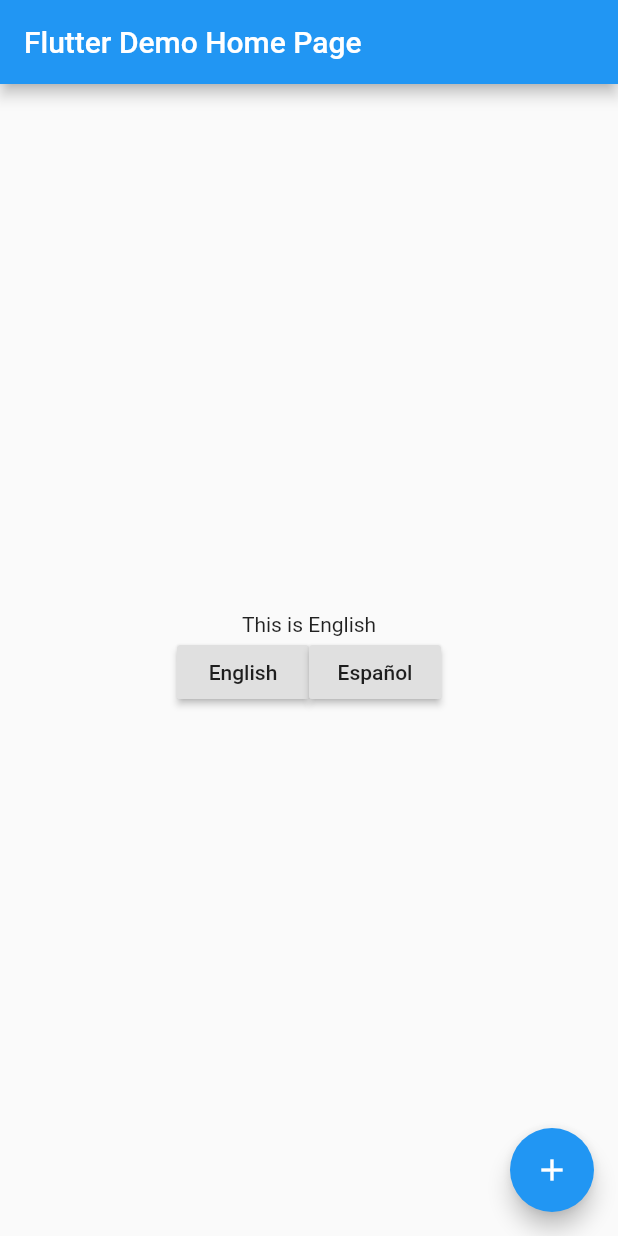
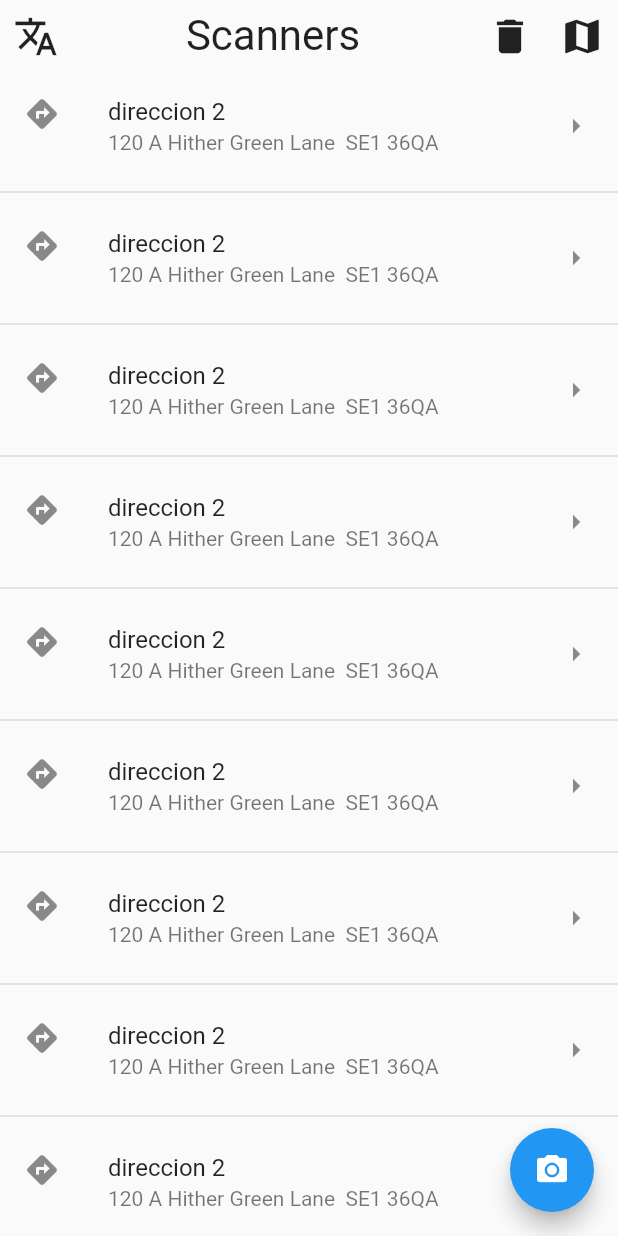
Before and after one commit to lrlucas/flutter_i18n, a Flutter app: the screen it shows after launch, on a phone screen of 412 x 824 dp. Run offline on Flutter 3.47's test engine with Material 2 defaults, Android fonts, the phone set to English and light mode, and no system bars; our stand-ins replace shared_preferences.

Commit message:
added new home page

```diff
--- a/lib/main.dart
+++ b/lib/main.dart
@@ -1,5 +1,8 @@
+import 'dart:ui';
+
 import 'package:flutter/material.dart';
 import 'package:flutter_app_i18n/app_localizations.dart';
+import 'package:flutter_app_i18n/widgets/custom_appbar.dart';
 import 'package:flutter_localizations/flutter_localizations.dart';
 import 'package:provider/provider.dart';
 
@@ -28,6 +31,7 @@ class MyApp extends StatelessWidget {
       create: (_) => appLanguage,
       child: Consumer<AppLanguage>(builder: (context, model, child) {
         return  MaterialApp(
+          debugShowCheckedModeBanner: false,
           title: 'Flutter Demo',
           locale: model.appLocal,
           supportedLocales: [
@@ -43,6 +47,7 @@ class MyApp extends StatelessWidget {
           theme: ThemeData(
             primarySwatch: Colors.blue,
             visualDensity: VisualDensity.adaptivePlatformDensity,
+            splashFactory: InkRipple.splashFactory
           ),
           home: MyHomePage(title: 'Flutter Demo Home Page'),
         );
@@ -74,41 +79,157 @@ class _MyHomePageState extends State<MyHomePage> {
     // language provider
     var appLanguage = Provider.of<AppLanguage>(context);
     return Scaffold(
-      appBar: AppBar(
-
-        title: Text(widget.title),
+      // appBar: AppBar(
+      //   leading: IconButton(
+      //     icon: Icon(Icons.translate),
+      //       onPressed: () {}
+      //   ),
+      //   actions: [
+      //     IconButton(
+      //       icon: Icon(Icons.delete),
+      //       onPressed: () {},
+      //     ),
+      //     IconButton(
+      //       icon: Icon(Icons.map),
+      //       onPressed: () {},
+      //     )
+      //   ],
+      // ),
+      // body: Center(
+      //   child: Column(
+      //     mainAxisAlignment: MainAxisAlignment.center,
+      //     children: <Widget>[
+      //       Text(
+      //         AppLocalizations.of(context).translate('principal_title'),
+      //       ),
+      //       Row(
+      //         mainAxisAlignment: MainAxisAlignment.center,
+      //         children: [
+      //           RaisedButton(
+      //             child: Text("English"),
+      //             onPressed: () {
+      //               appLanguage.changeLanguage(Locale("en"));
+      //             },
+      //           ),
+      //           RaisedButton(
+      //             child: Text("Español"),
+      //             onPressed: () {
+      //               appLanguage.changeLanguage(Locale("es"));
+      //             },
+      //           ),
+      //         ],
+      //       )
+      //     ],
+      //   ),
+      // ),
+      body: Column(
+        children: [
+          CustomAppBar(),
+          Expanded(
+            child: Center(
+              child: ListView(
+                physics: BouncingScrollPhysics(),
+                children: [
+                  ListTile(
+                    leading: Icon(Icons.directions),
+                    title: Text("direccion 2"),
+                    subtitle: Text("120 A Hither Green Lane  SE1 36QA"),
+                    trailing: Icon(Icons.arrow_right),
+                    onTap: () {},
                   ),
-      body: Center(
-        child: Column(
-          mainAxisAlignment: MainAxisAlignment.center,
-          children: <Widget>[
-            Text(
-              AppLocalizations.of(context).translate('principal_title'),
+                  Divider(
+                    thickness: 1,
                   ),
-            Row(
-              mainAxisAlignment: MainAxisAlignment.center,
-              children: [
-                RaisedButton(
-                  child: Text("English"),
-                  onPressed: () {
-                    appLanguage.changeLanguage(Locale("en"));
-                  },
+                  ListTile(
+                    leading: Icon(Icons.directions),
+                    title: Text("direccion 2"),
+                    subtitle: Text("120 A Hither Green Lane  SE1 36QA"),
+                    trailing: Icon(Icons.arrow_right),
+                    onTap: () {},
                   ),
-                RaisedButton(
-                  child: Text("Español"),
-                  onPressed: () {
-                    appLanguage.changeLanguage(Locale("es"));
-                  },
+                  Divider(
+                    thickness: 1,
+                  ),
+                  ListTile(
+                    leading: Icon(Icons.directions),
+                    title: Text("direccion 2"),
+                    subtitle: Text("120 A Hither Green Lane  SE1 36QA"),
+                    trailing: Icon(Icons.arrow_right),
+                    onTap: () {},
+                  ),
+                  Divider(
+                    thickness: 1,
+                  ),
+                  ListTile(
+                    leading: Icon(Icons.directions),
+                    title: Text("direccion 2"),
+                    subtitle: Text("120 A Hither Green Lane  SE1 36QA"),
+                    trailing: Icon(Icons.arrow_right),
+                    onTap: () {},
+                  ),
+                  Divider(
+                    thickness: 1,
+                  ),
+                  ListTile(
+                    leading: Icon(Icons.directions),
+                    title: Text("direccion 2"),
+                    subtitle: Text("120 A Hither Green Lane  SE1 36QA"),
+                    trailing: Icon(Icons.arrow_right),
+                    onTap: () {},
+                  ),
+                  Divider(
+                    thickness: 1,
+                  ),
+                  ListTile(
+                    leading: Icon(Icons.directions),
+                    title: Text("direccion 2"),
+                    subtitle: Text("120 A Hither Green Lane  SE1 36QA"),
+                    trailing: Icon(Icons.arrow_right),
+                    onTap: () {},
+                  ),
+                  Divider(
+                    thickness: 1,
+                  ),
+                  ListTile(
+                    leading: Icon(Icons.directions),
+                    title: Text("direccion 2"),
+                    subtitle: Text("120 A Hither Green Lane  SE1 36QA"),
+                    trailing: Icon(Icons.arrow_right),
+                    onTap: () {},
+                  ),
+                  Divider(
+                    thickness: 1,
+                  ),
+                  ListTile(
+                    leading: Icon(Icons.directions),
+                    title: Text("direccion 2"),
+                    subtitle: Text("120 A Hither Green Lane  SE1 36QA"),
+                    trailing: Icon(Icons.arrow_right),
+                    onTap: () {},
+                  ),
+                  Divider(
+                    thickness: 1,
+                  ),
+                  ListTile(
+                    leading: Icon(Icons.directions),
+                    title: Text("direccion 2"),
+                    subtitle: Text("120 A Hither Green Lane  SE1 36QA"),
+                    trailing: Icon(Icons.arrow_right),
+                    onTap: () {},
+                  ),
+                  Divider(
+                    thickness: 1,
                   ),
                 ],
+              ),
+            ),
           )
         ],
-        ),
       ),
       floatingActionButton: FloatingActionButton(
         onPressed: _incrementCounter,
         tooltip: 'Increment',
-        child: Icon(Icons.add),
+        child: Icon(Icons.camera_alt),
       ),
     );
   }
--- /dev/null
+++ b/lib/widgets/custom_appbar.dart
@@ -0,0 +1,40 @@
+import 'package:flutter/material.dart';
+
+
+class CustomAppBar extends StatelessWidget {
+  @override
+  Widget build(BuildContext context) {
+    return SafeArea(
+      child: Container(
+        color: Colors.transparent,
+        child: Row(
+          children: [
+            IconButton(
+                icon: Icon(Icons.translate),
+                iconSize: 30.0,
+                onPressed: () {}
+            ),
+            Spacer(),
+            Text(
+              "Scanners",
+              style: TextStyle(
+                fontSize: 28.0
+              ),
+            ),
+            Spacer(),
+            IconButton(
+              icon: Icon(Icons.delete),
+              iconSize: 30.0,
+              onPressed: () {},
+            ),
+            IconButton(
+              icon: Icon(Icons.map),
+              iconSize: 30.0,
+              onPressed: () {},
+            )
+          ],
+        ),
+      ),
+    );
+  }
+}
```
Lines whose indentation alone changed are shown as unchanged.
